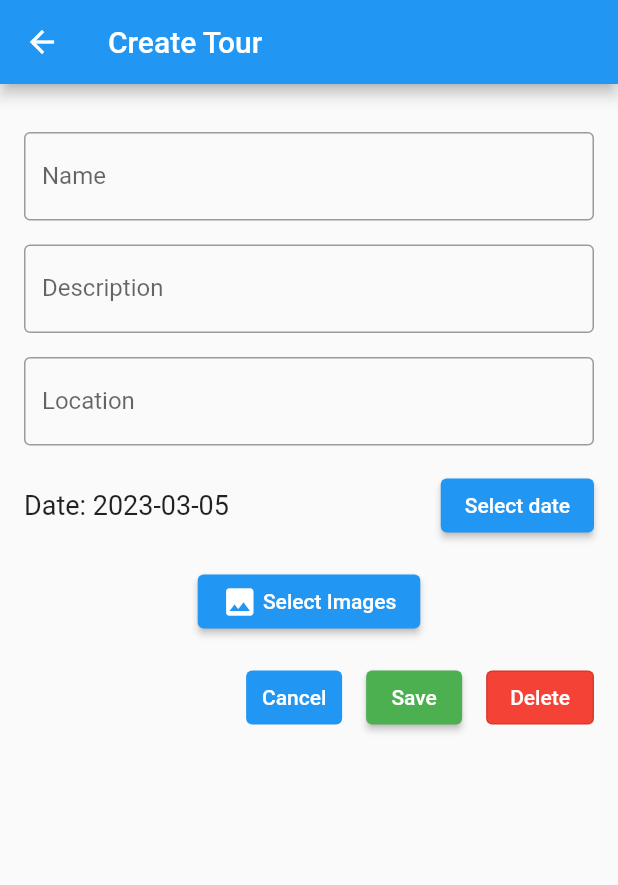
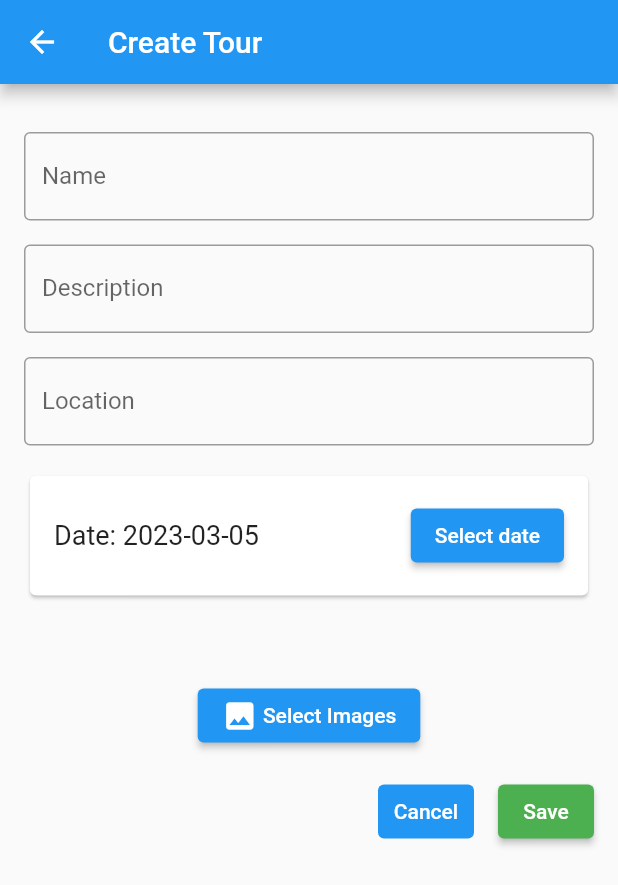
Before and after one commit to umgc/spring2023, a Flutter app: the TourCreateView screen opened by its route, on a phone screen of 412 x 824 dp. Shown: the top 885 px of the screen. Run offline on Flutter 3.47's test engine with Material 2 defaults, Android fonts, the phone set to English and light mode, and no system bars; our stand-ins replace image_picker; missing offline and left inert: webviewx; network calls fail.

Commit message:
add/delete image locations and better looking date selector

```diff
--- a/virotour/lib/src/tour/tour_create_view.dart
+++ b/virotour/lib/src/tour/tour_create_view.dart
@@ -8,6 +8,7 @@ import 'package:http/http.dart' as http;
 import 'package:image_picker/image_picker.dart';
 import 'package:virotour/src/tour/tour.dart';
 
+int hotspot_counter = 0;
 
 class TourCreateView extends StatefulWidget {
   static const routeName = '/tour_create';
@@ -25,7 +26,7 @@ class _TourCreateViewState extends State<TourCreateView> {
   late TextEditingController _dateController;
   DateTime selectedDate = DateTime.now();
   final ImagePicker _picker = ImagePicker();
-  List<XFile>? images;
+  List<Hotspot> transitional_hotspots = [];
 
   @override
   void initState() {
@@ -100,7 +101,10 @@ class _TourCreateViewState extends State<TourCreateView> {
                 ),
               ),
               const SizedBox(height: 16.0),
-              Row(
+              Card(
+                child: Padding(
+                  padding: EdgeInsets.all(16.0),
+                  child: Row(
                     mainAxisAlignment: MainAxisAlignment.spaceBetween,
                     mainAxisSize: MainAxisSize.max,
                     children: <Widget>[
@@ -113,11 +117,45 @@ class _TourCreateViewState extends State<TourCreateView> {
                       ),
                     ],
                   ),
+                ),
+              ),
+              const SizedBox(height: 16.0),
+              SingleChildScrollView(
+                child: Container(
+                  padding: EdgeInsets.all(10),
+                  child: Column(
+                    children: transitional_hotspots.map((hotspot){
+                      return Container(
+                        child: Card(
+                          child: ListTile(
+                            title: Text(hotspot.name),
+                            trailing: ElevatedButton(
+                              style: ElevatedButton.styleFrom(
+                                primary: Colors.redAccent
+                              ),
+                              child: Icon(Icons.delete),
+                              onPressed: (){
+                                transitional_hotspots.removeWhere((element){
+                                  return element.name == hotspot.name;
+                                });
+                                setState(() {
+                                });
+                              },
+                            ),
+                          ),
+                        ),
+                      );
+                    }).toList(),
+                  ),
+                ),
+              ),
               const SizedBox(height: 16.0),
               Center(
                 child: ElevatedButton(
                   onPressed: () async {
-                    images = await _picker.pickMultiImage();
+                    transitional_hotspots.add(new Hotspot(await _picker.pickMultiImage()));
+                    setState(() {
+                    });
                   },
                   child: Row(
                     mainAxisSize: MainAxisSize.min,
@@ -185,62 +223,6 @@ class _TourCreateViewState extends State<TourCreateView> {
                     ),
                     child: const Text('Save'),
                   ),
-                  const SizedBox(width: 16.0),
-                  OutlinedButton(
-                    onPressed: () async {
-                      final confirmDelete = await showDialog<bool>(
-                        context: context,
-                        builder: (context) => AlertDialog(
-                          title: const Text('Confirm Deletion'),
-                          content: const Text(
-                            'Are you sure you want to delete this tour?',
-                          ),
-                          actions: [
-                            TextButton(
-                              onPressed: () => Navigator.pop(context, false),
-                              child: const Text('Cancel'),
-                            ),
-                            TextButton(
-                              onPressed: () => Navigator.pop(context, true),
-                              child: const Text('Delete'),
-                            ),
-                          ],
-                        ),
-                      );
-                      if (confirmDelete == true) {
-                        // final url =
-                        //     'http://127.0.0.1:8081/api/delete/tour/${widget.tour.id}';
-                        // final response = await http.delete(Uri.parse(url));
-                        // if (response.statusCode == 200) {
-                        //   Navigator.pop(context);
-                        // } else {
-                        //   showDialog(
-                        //     context: context,
-                        //     builder: (context) => AlertDialog(
-                        //       title: const Text('Failed to delete tour'),
-                        //       content:
-                        //       Text('Status code: ${response.statusCode}'),
-                        //       actions: [
-                        //         TextButton(
-                        //           onPressed: () => Navigator.pop(context),
-                        //           child: const Text('OK'),
-                        //         ),
-                        //       ],
-                        //     ),
-                        //   );
-                        // }
-                      }
-                    },
-                    style: OutlinedButton.styleFrom(
-                      backgroundColor: Colors.red,
-                    ),
-                    child: const Text(
-                      'Delete',
-                      style: TextStyle(
-                        color: Colors.white,
-                      ),
-                    ),
-                  ),
                 ],
               ),
             ],
@@ -250,3 +232,14 @@ class _TourCreateViewState extends State<TourCreateView> {
     );
   }
 }
+
+class Hotspot {
+  String name = "";
+  List<XFile>? images = [];
+
+  Hotspot(images) {
+    this.name = "location_" + hotspot_counter.toString();
+    hotspot_counter++;
+    this.images = images;
+  }
+}
```
Lines whose indentation alone changed are shown as unchanged.
